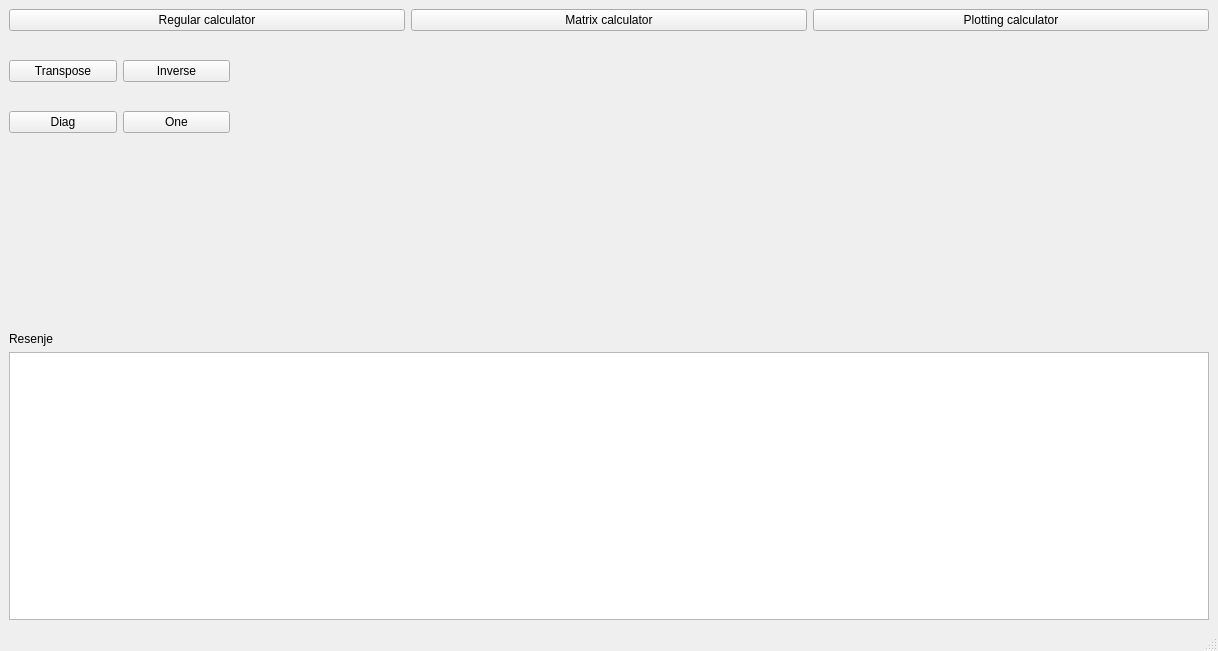
First picture: the form in calculator/UI/mainwindow.ui, repository milalukic/matfHub, before the edit.
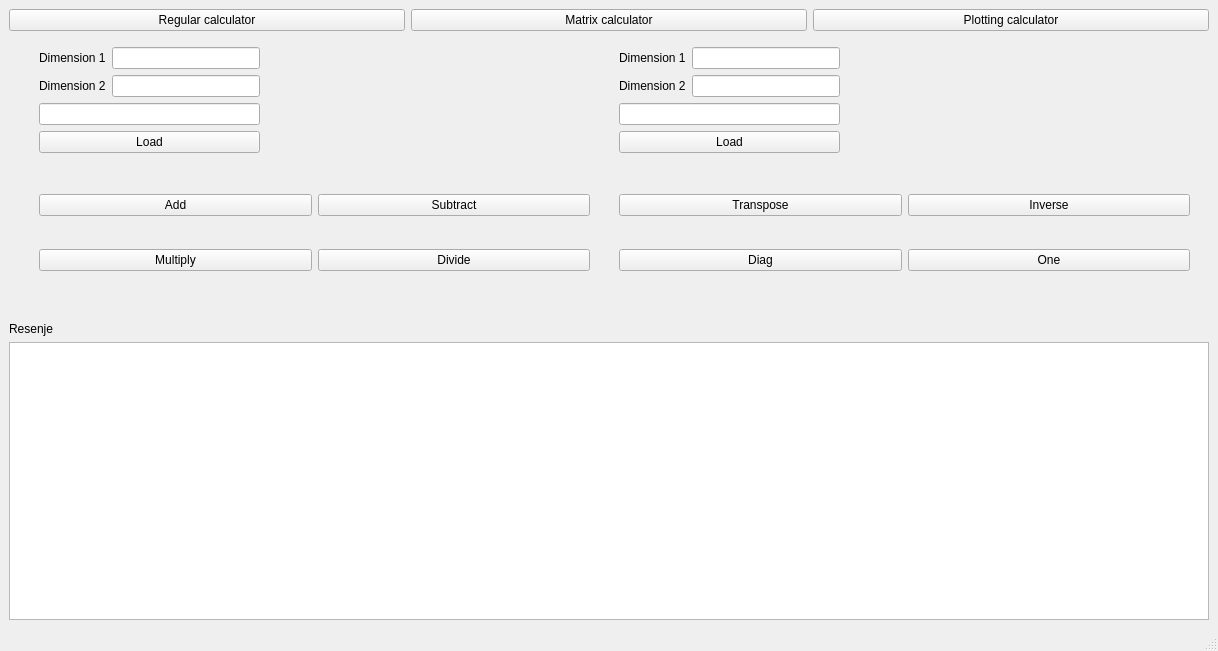
Second picture: the form after the edit.

Commit message: zapocet rad na ucitavanju ulaza za matrice

What changed in the file:
```diff
--- a/calculator/UI/mainwindow.ui
+++ b/calculator/UI/mainwindow.ui
@@ -41,6 +41,8 @@
      </layout>
     </item>
     <item>
+     <layout class="QVBoxLayout" name="verticalLayout">
+      <item>
      <widget class="QStackedWidget" name="stackedWidget">
       <property name="currentIndex">
        <number>1</number>
@@ -87,13 +89,20 @@
        <widget class="QWidget" name="gridLayoutWidget">
         <property name="geometry">
          <rect>
-          <x>0</x>
-          <y>0</y>
-          <width>221</width>
-          <height>121</height>
+            <x>610</x>
+            <y>130</y>
+            <width>571</width>
+            <height>131</height>
          </rect>
         </property>
         <layout class="QGridLayout" name="gridLayout">
+           <item row="1" column="1">
+            <widget class="QPushButton" name="pbMatrixOne">
+             <property name="text">
+              <string>One</string>
+             </property>
+            </widget>
+           </item>
          <item row="0" column="1">
           <widget class="QPushButton" name="pbMatrixInverse">
            <property name="text">
@@ -115,10 +124,127 @@
            </property>
           </widget>
          </item>
+          </layout>
+         </widget>
+         <widget class="QWidget" name="gridLayoutWidget_2">
+          <property name="geometry">
+           <rect>
+            <x>30</x>
+            <y>130</y>
+            <width>551</width>
+            <height>131</height>
+           </rect>
+          </property>
+          <layout class="QGridLayout" name="gridLayout_2">
+           <item row="0" column="1">
+            <widget class="QPushButton" name="pbMatrixSubtract">
+             <property name="text">
+              <string>Subtract</string>
+             </property>
+            </widget>
+           </item>
+           <item row="0" column="0">
+            <widget class="QPushButton" name="pbMatrixAdd">
+             <property name="text">
+              <string>Add</string>
+             </property>
+            </widget>
+           </item>
+           <item row="1" column="0">
+            <widget class="QPushButton" name="pbMatrixMultiply">
+             <property name="text">
+              <string>Multiply</string>
+             </property>
+            </widget>
+           </item>
          <item row="1" column="1">
-          <widget class="QPushButton" name="pbMatrixOne">
+            <widget class="QPushButton" name="pbMatrixDivide">
            <property name="text">
-            <string>One</string>
+              <string>Divide</string>
+             </property>
+            </widget>
+           </item>
+          </layout>
+         </widget>
+         <widget class="QWidget" name="formLayoutWidget">
+          <property name="geometry">
+           <rect>
+            <x>30</x>
+            <y>10</y>
+            <width>221</width>
+            <height>108</height>
+           </rect>
+          </property>
+          <layout class="QFormLayout" name="formLayout">
+           <item row="0" column="0">
+            <widget class="QLabel" name="label_2">
+             <property name="text">
+              <string>Dimension 1</string>
+             </property>
+            </widget>
+           </item>
+           <item row="0" column="1">
+            <widget class="QLineEdit" name="leMatrixDim11"/>
+           </item>
+           <item row="1" column="1">
+            <widget class="QLineEdit" name="leMatrixDim12"/>
+           </item>
+           <item row="2" column="0" colspan="2">
+            <widget class="QLineEdit" name="leMatrixData1"/>
+           </item>
+           <item row="1" column="0">
+            <widget class="QLabel" name="label_3">
+             <property name="text">
+              <string>Dimension 2</string>
+             </property>
+            </widget>
+           </item>
+           <item row="3" column="0" colspan="2">
+            <widget class="QPushButton" name="pbMatrixLoad1">
+             <property name="text">
+              <string>Load</string>
+             </property>
+            </widget>
+           </item>
+          </layout>
+         </widget>
+         <widget class="QWidget" name="formLayoutWidget_2">
+          <property name="geometry">
+           <rect>
+            <x>610</x>
+            <y>10</y>
+            <width>221</width>
+            <height>108</height>
+           </rect>
+          </property>
+          <layout class="QFormLayout" name="formLayout_2">
+           <item row="0" column="0">
+            <widget class="QLabel" name="label_4">
+             <property name="text">
+              <string>Dimension 1</string>
+             </property>
+            </widget>
+           </item>
+           <item row="0" column="1">
+            <widget class="QLineEdit" name="leMatrixDim21"/>
+           </item>
+           <item row="1" column="1">
+            <widget class="QLineEdit" name="leMatrixDim22"/>
+           </item>
+           <item row="2" column="0" colspan="2">
+            <widget class="QLineEdit" name="leMatrixData2"/>
+           </item>
+           <item row="1" column="0">
+            <widget class="QLabel" name="label_5">
+             <property name="text">
+              <string>Dimension 2</string>
+             </property>
+            </widget>
+           </item>
+           <item row="3" column="0" colspan="2">
+            <widget class="QPushButton" name="pbMatrixLoad2">
+             <property name="text">
+              <string>Load</string>
            </property>
           </widget>
          </item>
@@ -142,8 +268,6 @@
       </widget>
      </widget>
     </item>
-    <item>
-     <layout class="QVBoxLayout" name="verticalLayout">
       <item>
        <widget class="QLabel" name="label">
         <property name="text">
```
Lines whose indentation alone changed are shown as unchanged. The commit also changes 2 other files.
